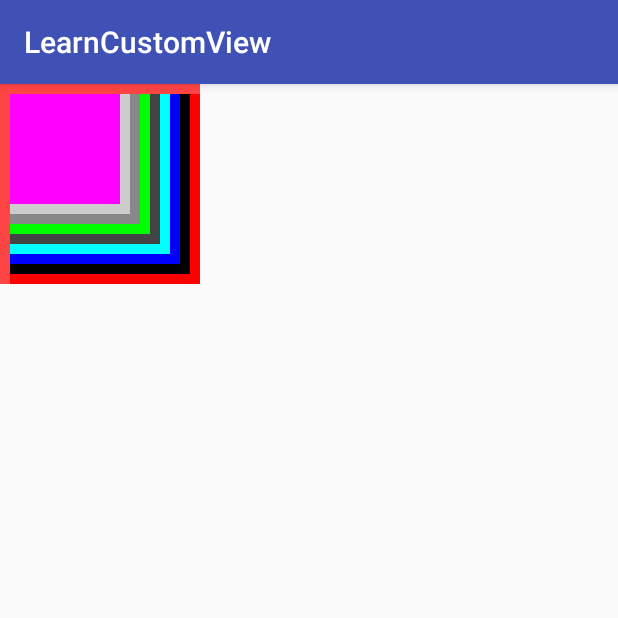
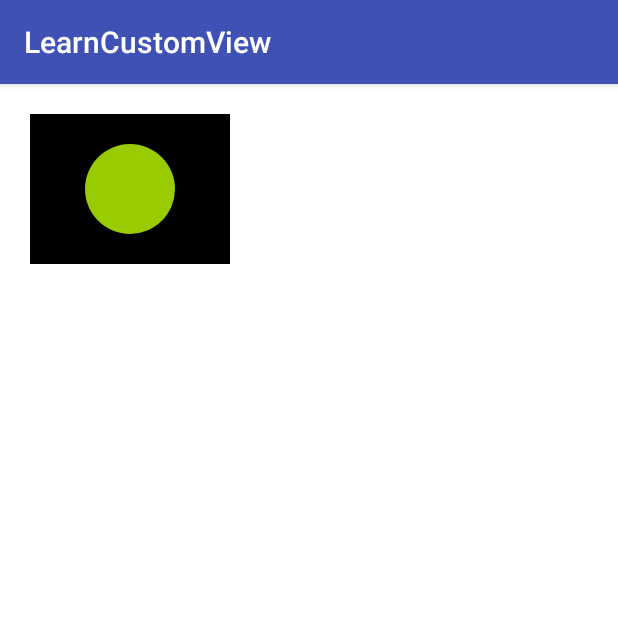
Before and after one commit to tonyxie0419/LearnCustomView, an Android app: the screen it shows after launch (MainActivity), on a phone screen of 412 x 824 dp, the top half of it. Run offline under Robolectric (Android 15) with nearby library versions, the phone set to English and light mode, and no system bars.

Commit message:
修改了CustomView类，变成了CircleView

```diff
--- /dev/null
+++ b/app/src/main/java/com/jikexueyuan/learncustomview/CircleView.java
@@ -0,0 +1,82 @@
+package com.jikexueyuan.learncustomview;
+
+import android.content.Context;
+import android.content.res.TypedArray;
+import android.graphics.Canvas;
+import android.graphics.Color;
+import android.graphics.Paint;
+import android.support.annotation.Nullable;
+import android.util.AttributeSet;
+import android.view.View;
+
+/**
+ * 自定义带padding和wrap_content生效的圆形view
+ */
+
+public class CircleView extends View {
+
+    private int mColor = Color.RED;
+    private Paint mPaint = new Paint(Paint.ANTI_ALIAS_FLAG);
+
+    public CircleView(Context context) {
+        super(context);
+        init();
+    }
+
+    public CircleView(Context context, @Nullable AttributeSet attrs) {
+        //这里修改为执行3个参数的构造方法
+        this(context, attrs, 0);
+    }
+
+    public CircleView(Context context, @Nullable AttributeSet attrs, int defStyleAttr) {
+        super(context, attrs, defStyleAttr);
+        //首先在values下创建attrs.xml文件
+        //解析CircleView属性集合中的circle_color属性
+        TypedArray a = context.obtainStyledAttributes(attrs, R.styleable.CircleView);
+        //默认值是红色
+        mColor = a.getColor(R.styleable.CircleView_circle_color, Color.RED);
+        //释放资源
+        a.recycle();
+        init();
+    }
+
+    private void init() {
+        mPaint.setColor(mColor);
+    }
+
+    /**
+     * 重写此方法可以使view中的padding生效
+     */
+    @Override
+    protected void onDraw(Canvas canvas) {
+        super.onDraw(canvas);
+        int paddingLeft = getPaddingLeft();
+        int paddingRight = getPaddingRight();
+        int paddingTop = getPaddingTop();
+        int paddingBottom = getPaddingBottom();
+        int width = getWidth() - paddingLeft - paddingRight;
+        int height = getHeight() - paddingTop - paddingBottom;
+        int radius = Math.min(width, height) / 2;
+        canvas.drawCircle(paddingLeft + width / 2, paddingTop + height / 2, radius, mPaint);
+    }
+
+    /**
+     * 为自定义view设置wrap_content时的默认大小
+     */
+    @Override
+    protected void onMeasure(int widthMeasureSpec, int heightMeasureSpec) {
+        super.onMeasure(widthMeasureSpec, heightMeasureSpec);
+
+        int widthSpecMode = MeasureSpec.getMode(widthMeasureSpec);
+        int widthSpecSize = MeasureSpec.getSize(widthMeasureSpec);
+        int heightSpecMode = MeasureSpec.getMode(heightMeasureSpec);
+        int heightSpecSize = MeasureSpec.getSize(heightMeasureSpec);
+        if (widthSpecMode == MeasureSpec.AT_MOST && heightSpecMode == MeasureSpec.AT_MOST) {
+            setMeasuredDimension(200, 200);//设置当view的宽/高为wrap_content时的默认大小
+        } else if (widthSpecMode == MeasureSpec.AT_MOST) {
+            setMeasuredDimension(200, heightSpecSize);//设置当view的宽为wrap_content时的默认大小
+        } else if (heightSpecMode == MeasureSpec.AT_MOST) {
+            setMeasuredDimension(widthSpecSize, 200);//设置当view的高为wrap_content时的默认大小
+        }
+    }
+}
--- a/app/src/main/java/com/jikexueyuan/learncustomview/CustomView.java
+++ /dev/null
@@ -1,91 +0,0 @@
-package com.jikexueyuan.learncustomview;
-
-import android.content.Context;
-import android.graphics.Canvas;
-import android.graphics.Color;
-import android.graphics.Paint;
-import android.support.annotation.Nullable;
-import android.util.AttributeSet;
-import android.view.View;
-
-/**
- * Created by admin on 2017/6/17.
- */
-
-public class CustomView extends View {
-
-    public CustomView(Context context) {
-        super(context);
-    }
-
-    public CustomView(Context context, @Nullable AttributeSet attrs) {
-        super(context, attrs);
-    }
-
-    public CustomView(Context context, @Nullable AttributeSet attrs, int defStyleAttr) {
-        super(context, attrs, defStyleAttr);
-    }
-
-    @Override
-    protected void onMeasure(int widthMeasureSpec, int heightMeasureSpec) {
-        setMeasuredDimension(measureWidth(widthMeasureSpec), measureHeight(heightMeasureSpec));
-    }
-
-    /**
-     * 自定义测量宽度
-     *
-     * @param measureSpec
-     * @return
-     */
-    private int measureWidth(int measureSpec) {
-        int result;
-        int specMode = MeasureSpec.getMode(measureSpec);
-        int specSize = MeasureSpec.getSize(measureSpec);
-
-        if (specMode == MeasureSpec.EXACTLY) {
-            result = specSize;
-        } else {
-            result = 200;
-            if (specMode == MeasureSpec.AT_MOST) {
-                result = Math.min(result, specSize);
-            }
-        }
-        return result;
-    }
-
-    /**
-     * 自定义测量高度
-     *
-     * @param measureSpec
-     * @return
-     */
-    private int measureHeight(int measureSpec) {
-        int result;
-        int specMode = MeasureSpec.getMode(measureSpec);
-        int specSize = MeasureSpec.getSize(measureSpec);
-
-        if (specMode == MeasureSpec.EXACTLY) {
-            result = specSize;
-        } else {
-            result = 200;
-            if (specMode == MeasureSpec.AT_MOST) {
-                result = Math.min(result, specSize);
-            }
-        }
-        return result;
-    }
-
-    @Override
-    protected void onDraw(Canvas canvas) {
-        int colors[] = {Color.RED, Color.BLACK, Color.BLUE, Color.CYAN, Color.DKGRAY, Color.GREEN, Color.GRAY, Color.LTGRAY, Color.MAGENTA};
-        Paint paint = new Paint();
-        for (int i = 0; getMeasuredWidth() - i * 10 > 10 && i < colors.length; i++) {
-            paint.setColor(colors[i]);
-            paint.setStyle(Paint.Style.FILL);
-            canvas.drawRect(10, 10, getMeasuredWidth() - i * 10, getMeasuredHeight() - i * 10, paint);
-            canvas.save();
-        }
-        super.onDraw(canvas);
-        canvas.restore();
-    }
-}
--- a/app/src/main/java/com/jikexueyuan/learncustomview/MainActivity.java
+++ b/app/src/main/java/com/jikexueyuan/learncustomview/MainActivity.java
@@ -2,22 +2,12 @@ package com.jikexueyuan.learncustomview;
 
 import android.support.v7.app.AppCompatActivity;
 import android.os.Bundle;
-import android.view.View;
 
 public class MainActivity extends AppCompatActivity {
-
-    private CustomView customView;
 
     @Override
     protected void onCreate(Bundle savedInstanceState) {
         super.onCreate(savedInstanceState);
         setContentView(R.layout.activity_main);
-        customView = (CustomView) findViewById(R.id.custom);
-        customView.setOnClickListener(new View.OnClickListener() {
-            @Override
-            public void onClick(View v) {
-                System.out.println("click");
-            }
-        });
     }
 }
--- a/app/src/main/res/layout/activity_main.xml
+++ b/app/src/main/res/layout/activity_main.xml
@@ -1,14 +1,18 @@
 <?xml version="1.0" encoding="utf-8"?>
 <LinearLayout xmlns:android="http://schemas.android.com/apk/res/android"
-    xmlns:tools="http://schemas.android.com/tools"
+    xmlns:app="http://schemas.android.com/apk/res-auto"
     android:layout_width="match_parent"
     android:layout_height="match_parent"
-    tools:context="com.jikexueyuan.learncustomview.MainActivity">
+    android:background="#ffffff"
+    android:orientation="vertical">
 
-    <com.jikexueyuan.learncustomview.CustomView
-        android:id="@+id/custom"
-        android:background="@android:color/holo_red_light"
+    <com.jikexueyuan.learncustomview.CircleView
+        android:id="@+id/circleView"
         android:layout_width="wrap_content"
-        android:layout_height="wrap_content"/>
+        android:layout_height="100dp"
+        android:layout_margin="20dp"
+        android:background="#000000"
+        android:padding="20dp"
+        app:circle_color="@android:color/holo_green_light" />
 
 </LinearLayout>
--- /dev/null
+++ b/app/src/main/res/values/attrs.xml
@@ -0,0 +1,6 @@
+<?xml version="1.0" encoding="utf-8"?>
+<resources>
+    <declare-styleable name="CircleView">
+        <attr name="circle_color" format="color"/>
+    </declare-styleable>
+</resources>
```
